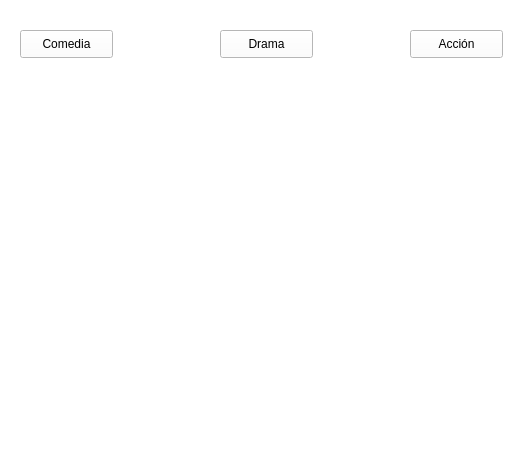
Qt form recomendaciones.ui (danielyerena6/recomendacion-peliculas) before a commit.
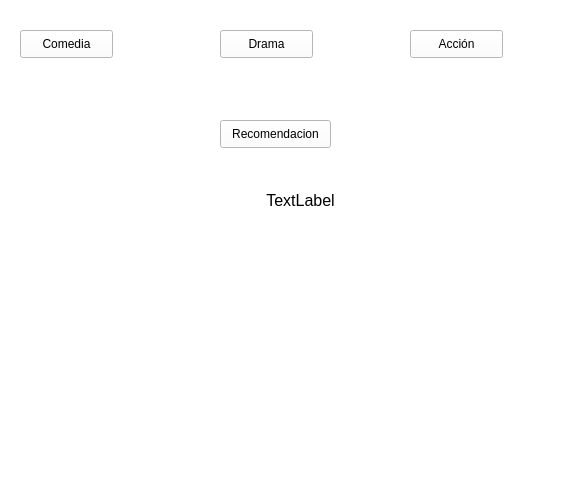
The same form after that commit.

What changed in the file:
```diff
--- a/recomendaciones.ui
+++ b/recomendaciones.ui
@@ -6,8 +6,8 @@
    <rect>
     <x>0</x>
     <y>0</y>
-    <width>530</width>
-    <height>453</height>
+    <width>561</width>
+    <height>477</height>
    </rect>
   </property>
   <property name="windowTitle">
@@ -98,6 +98,40 @@
      <string/>
     </property>
    </widget>
+   <widget class="QLabel" name="label">
+    <property name="geometry">
+     <rect>
+      <x>220</x>
+      <y>180</y>
+      <width>161</width>
+      <height>41</height>
+     </rect>
+    </property>
+    <property name="font">
+     <font>
+      <pointsize>12</pointsize>
+     </font>
+    </property>
+    <property name="text">
+     <string>TextLabel</string>
+    </property>
+    <property name="alignment">
+     <set>Qt::AlignCenter</set>
+    </property>
+   </widget>
+   <widget class="QPushButton" name="reco">
+    <property name="geometry">
+     <rect>
+      <x>220</x>
+      <y>120</y>
+      <width>111</width>
+      <height>28</height>
+     </rect>
+    </property>
+    <property name="text">
+     <string>Recomendacion</string>
+    </property>
+   </widget>
   </widget>
   <widget class="QStatusBar" name="statusbar"/>
  </widget>
```
